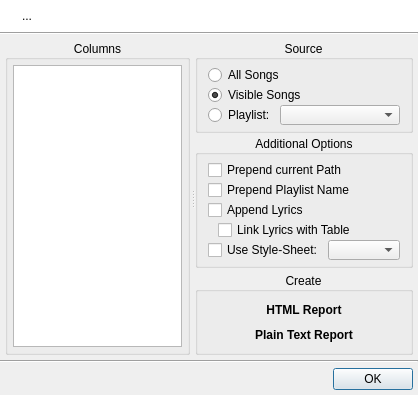
Qt form uman/src/report/QUReportDialog.ui (UltraStar-Deluxe/UltraStar-Manager) before a commit.
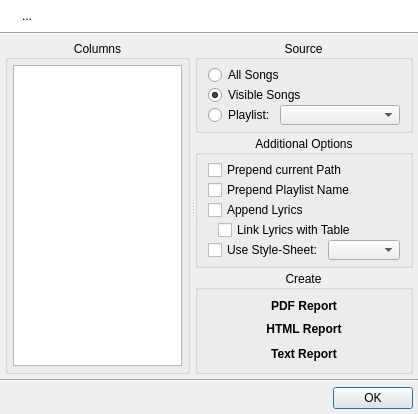
The same form after that commit. Icons and pictures are not drawn.

Commit message: - added stub for PDF report

```diff
--- a/uman/src/report/QUReportDialog.ui
+++ b/uman/src/report/QUReportDialog.ui
@@ -506,14 +506,44 @@
              <number>5</number>
             </property>
             <item>
-             <widget class="QToolButton" name="createHtmlBtn" >
-              <property name="sizePolicy" >
-               <sizepolicy vsizetype="Fixed" hsizetype="Preferred" >
+             <widget class="QToolButton" name="createPdfBtn">
+              <property name="sizePolicy">
+               <sizepolicy hsizetype="Preferred" vsizetype="Fixed">
                 <horstretch>0</horstretch>
                 <verstretch>0</verstretch>
                </sizepolicy>
               </property>
-              <property name="minimumSize" >
+              <property name="font">
+               <font>
+                <pointsize>9</pointsize>
+                <weight>75</weight>
+                <bold>true</bold>
+               </font>
+              </property>
+              <property name="text">
+               <string>PDF Report</string>
+              </property>
+              <property name="icon">
+               <iconset resource="../resources/uman.qrc">
+                <normaloff>:/types/page_white_acrobat.png</normaloff>:/types/page_white_acrobat.png</iconset>
+              </property>
+              <property name="toolButtonStyle">
+               <enum>Qt::ToolButtonTextBesideIcon</enum>
+              </property>
+              <property name="autoRaise">
+               <bool>true</bool>
+              </property>
+             </widget>
+            </item>
+            <item>
+             <widget class="QToolButton" name="createHtmlBtn">
+              <property name="sizePolicy">
+               <sizepolicy hsizetype="Preferred" vsizetype="Fixed">
+                <horstretch>0</horstretch>
+                <verstretch>0</verstretch>
+               </sizepolicy>
+              </property>
+              <property name="minimumSize">
                <size>
                 <width>0</width>
                 <height>25</height>
@@ -565,8 +595,8 @@
                 <bold>true</bold>
                </font>
               </property>
-              <property name="text" >
-               <string>Plain Text Report</string>
+              <property name="text">
+               <string>Text Report</string>
               </property>
               <property name="icon" >
                <iconset resource="../resources/uman.qrc" >
```
Left out of the diff: 375 changed lines with no effect on the pictures. The commit also changes 11 other files.
